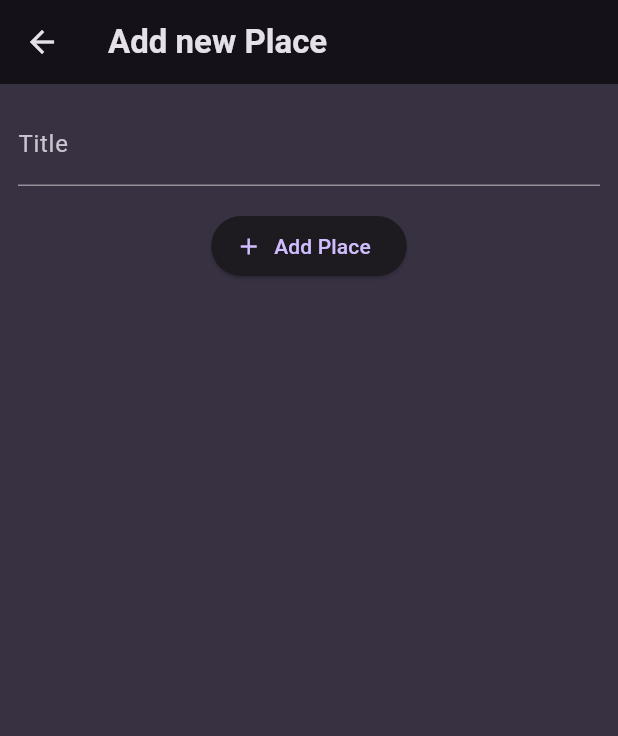
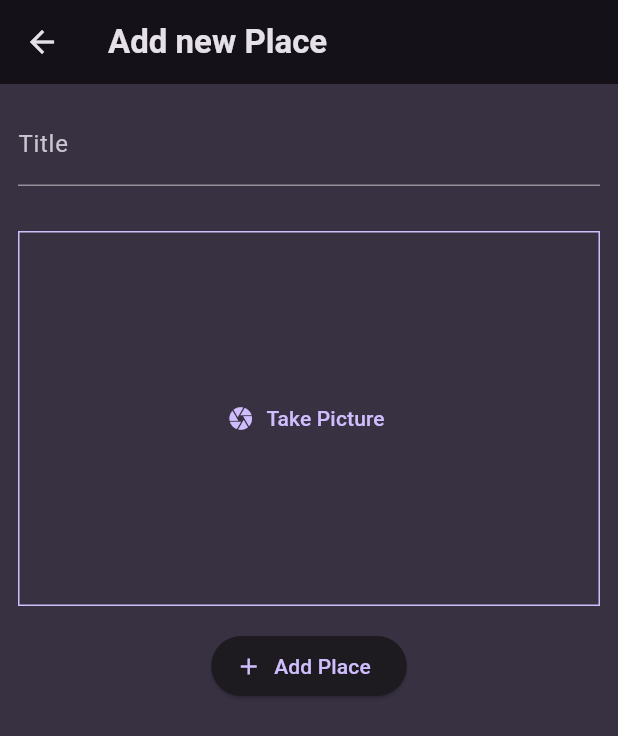
Before and after one commit to ThawedBuffalo/fdcg_13-favoriteplaces, a Flutter app: the AddPlaceScreen screen opened directly, on a phone screen of 412 x 824 dp. Shown: the top 736 px of the screen. Run offline on Flutter 3.47's test engine with Material 3 defaults, Android fonts, the phone set to English and light mode, and no system bars; our stand-ins replace flutter_riverpod, google_fonts, image_picker.

Commit message:
chapter 13 section 11

```diff
--- a/lib/screens/add_place_screen.dart
+++ b/lib/screens/add_place_screen.dart
@@ -1,4 +1,5 @@
 import 'package:favorite_places/providers/user_places.dart';
+import 'package:favorite_places/widgets/image_input.dart';
 import 'package:flutter/material.dart';
 import 'package:flutter_riverpod/flutter_riverpod.dart';
 
@@ -44,6 +45,9 @@
               style:
                   TextStyle(color: Theme.of(context).colorScheme.onBackground),
             ),
+            const SizedBox(height: 30,),
+            // Image input
+            const ImageInput(),
             const SizedBox(
               height: 16,
             ),
--- /dev/null
+++ b/lib/widgets/image_input.dart
@@ -0,0 +1,61 @@
+import 'dart:io';
+
+import 'package:flutter/material.dart';
+import 'package:image_picker/image_picker.dart';
+
+class ImageInput extends StatefulWidget {
+  const ImageInput({super.key});
+
+  @override
+  State<ImageInput> createState() => _ImageInputState();
+}
+
+class _ImageInputState extends State<ImageInput> {
+
+  File? _selectedImage;
+
+  void _takePicture() async {
+    final imagePicker = ImagePicker();
+    final pickedImage = await imagePicker.pickImage(
+        source: ImageSource.camera,
+    maxWidth: 600, );
+
+    if (pickedImage == null) {
+      return;
+    }
+
+    setState(() {
+      _selectedImage = File(pickedImage.path);
+    });
+
+  }
+
+  @override
+  Widget build(BuildContext context) {
+    Widget content = TextButton.icon(
+      onPressed: _takePicture,
+      label: const Text('Take Picture'),
+      icon: const Icon(Icons.camera),);
+
+    if (_selectedImage != null){
+      content = GestureDetector(
+        onTap: _takePicture,
+        child: Image.file(
+          _selectedImage!,
+          fit: BoxFit.cover,
+          width: double.infinity,
+          height: double.infinity,
+        ),
+      );
+    }
+    return Container(
+      decoration: BoxDecoration(
+        border: Border.all(width: 1, color: Theme.of(context).colorScheme.primary)
+      ),
+      height: 250,
+      width: double.infinity,
+      alignment: Alignment.center,
+      child: content,
+    );
+  }
+}
--- a/pubspec.yaml
+++ b/pubspec.yaml
@@ -38,6 +38,7 @@
   google_fonts: ^6.2.1
   uuid: ^4.5.1
   flutter_riverpod: ^2.6.1
+  image_picker: ^1.1.2
 
 dev_dependencies:
   flutter_test:
```
Also changed, not shown: pubspec.lock, 6 other files.
